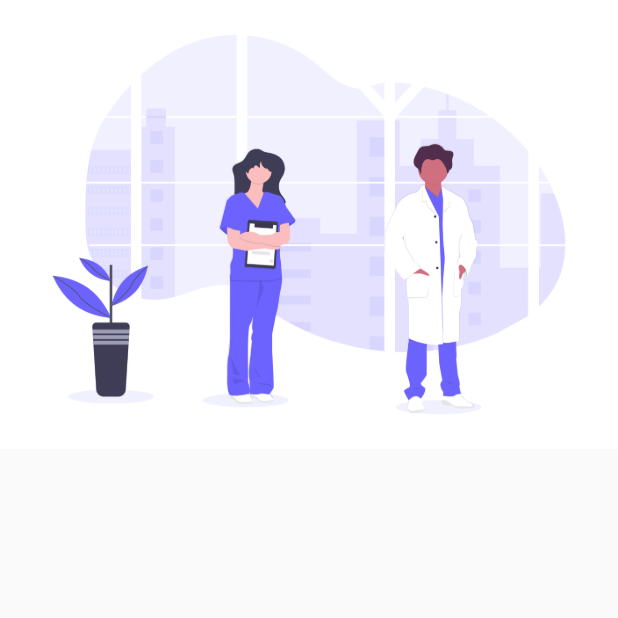
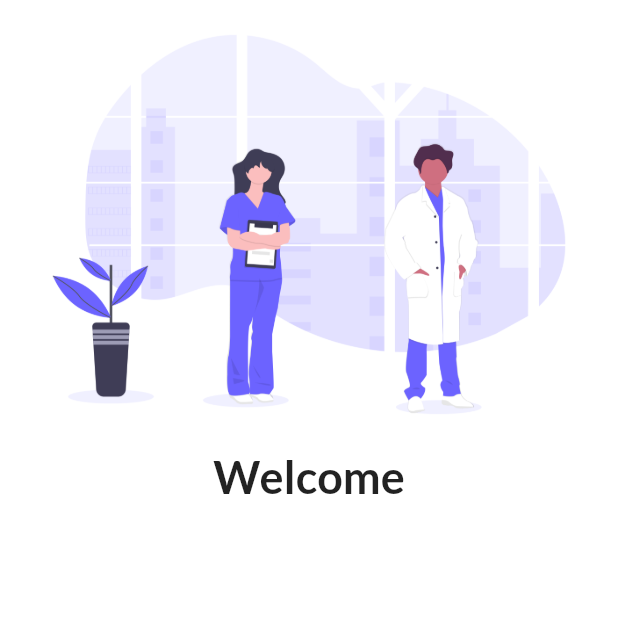
Before and after one commit to arslanone/flutter_application_1, a Flutter app: the screen it shows after launch, on a phone screen of 412 x 824 dp, the top half of it. Run offline on Flutter 3.47's test engine with Material 2 defaults, Android fonts, the phone set to English and light mode, and no system bars; our stand-ins replace google_fonts; missing offline and left inert: dart:html.

Commit message:
Before Eid

```diff
--- a/lib/main.dart
+++ b/lib/main.dart
@@ -1,6 +1,8 @@
 import 'package:flutter/material.dart';
 import 'package:flutter_application_1/pages/home.dart';
 import 'package:flutter_application_1/pages/login.dart';
+// ignore: unused_import
+import 'package:google_fonts/google_fonts.dart';
 
 void main() {
   runApp(MyApp());
@@ -12,10 +14,12 @@ class MyApp extends StatelessWidget {
   @override
   Widget build(BuildContext context) {
     return MaterialApp(
-      // themeMode: ThemeMode.dark,
-      // darkTheme: ThemeData(
-      //   brightness: Brightness.dark,
-      // ),
+      themeMode: ThemeMode.light,
+      theme: ThemeData(
+        primarySwatch: Colors.deepPurple,
+        // primaryTextTheme: GoogleFonts.latoTextTheme()
+        fontFamily: GoogleFonts.lato().fontFamily,
+      ),
       initialRoute: "/",
       routes: {
         "/": (context) => LoginPage(),
--- a/lib/pages/login.dart
+++ b/lib/pages/login.dart
@@ -1,4 +1,4 @@
-// ignore_for_file: unused_import
+// ignore_for_file: unused_import, prefer_const_constructors
 // // ignore: prefer_const_constructors
 // child: Center(
 //   // ignore: prefer_const_constructors
@@ -8,6 +8,8 @@
 //         fontSize: 34,
 //         color: Color.fromARGB(255, 93, 52, 50),
 //         fontWeight: FontWeight.bold),
+
+// use google fonts and assets in pubspec
 //   ),
 // ),
 
@@ -21,8 +23,21 @@ class LoginPage extends StatelessWidget {
   @override
   Widget build(BuildContext context) {
     return Material(
+      color: Colors.white,
       child: Column(
-        children: [Image.asset("assets/images/loginpic.png")],
+        children: [
+          Image.asset(
+            "assets/images/loginpic.png",
+            fit: BoxFit.contain,
+          ),
+          Text(
+            "Welcome",
+            style: TextStyle(
+              fontSize: 30,
+              fontWeight: FontWeight.bold,
+            ),
+          ),
+        ],
       ),
     );
   }
--- a/pubspec.yaml
+++ b/pubspec.yaml
@@ -34,6 +34,8 @@ dependencies:
   # The following adds the Cupertino Icons font to your application.
   # Use with the CupertinoIcons class for iOS style icons.
   cupertino_icons: ^1.0.2
+  google_fonts: ^2.3.2
+
 
 dev_dependencies:
   flutter_test:
```
Also changed, not shown: pubspec.lock.
